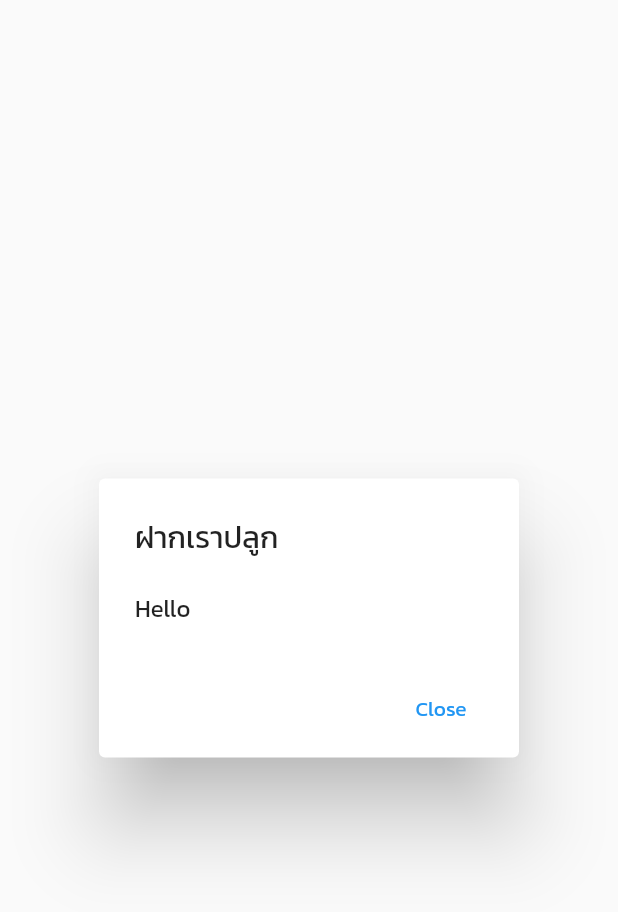
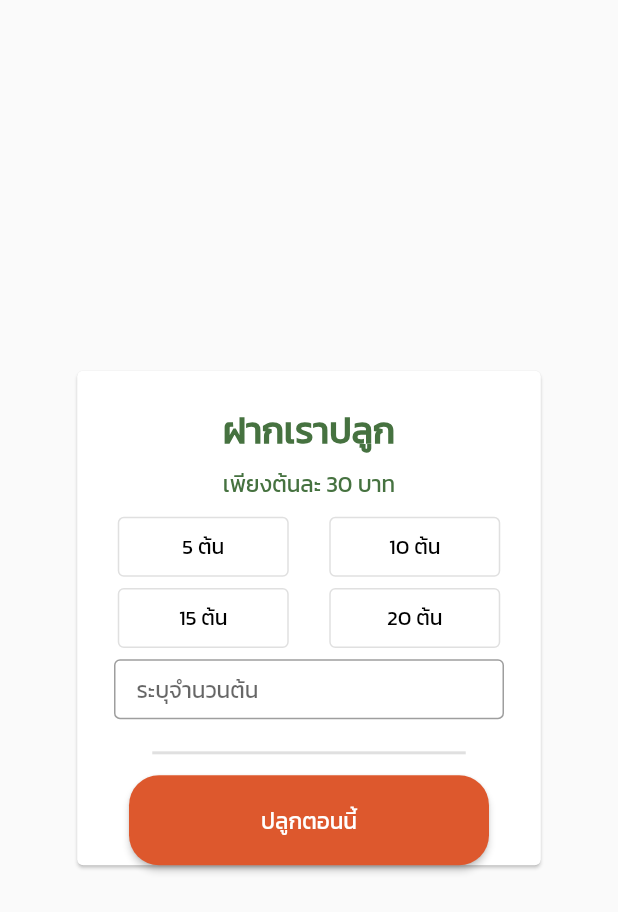
Before and after one commit to thanatat-wong/FarkPlookTree, a Flutter app: the FarkPlookDialog widget shown alone on an empty page, opened directly, on a phone screen of 412 x 824 dp. Shown: the top 912 px of the screen. Run offline on Flutter 3.47's test engine with Material 2 defaults, Android fonts, the phone set to English and light mode, and no system bars; our stand-ins replace firebase_auth, firebase_core, flutter_swiper, flutter_toggle_tab, google_sign_in, sliding_up_panel; missing offline and left inert: flutter_login_facebook; accounts and stored records are empty.

Commit message:
[UPDATE]: farkplook dialog

```diff
--- a/lib/components/farkPlookDialog.dart
+++ b/lib/components/farkPlookDialog.dart
@@ -3,24 +3,141 @@ import 'package:flutter/material.dart';
 class FarkPlookDialog extends StatelessWidget {
   @override
   Widget build(BuildContext context) {
-    return new AlertDialog(
-      title: const Text('ฝากเราปลูก'),
-      content: new Column(
-        mainAxisSize: MainAxisSize.min,
-        crossAxisAlignment: CrossAxisAlignment.start,
-        children: <Widget>[
-          Text("Hello"),
-        ],
+    return new Dialog(
+      shape: RoundedRectangleBorder(
+        borderRadius: BorderRadius.circular(15),
       ),
-      actions: <Widget>[
-        new FlatButton(
-          onPressed: () {
-            Navigator.of(context).pop();
-          },
-          textColor: Theme.of(context).primaryColor,
-          child: const Text('Close'),
+      elevation: 0,
+      backgroundColor: Colors.transparent,
+      child: Card(
+        child: Container(
+          width: MediaQuery.of(context).size.width * 0.75,
+          height: MediaQuery.of(context).size.height * 0.4,
+          child: Column(
+            children: [
+              Expanded(
+                  flex: 2,
+                  child: Container(
+                    alignment: Alignment.center,
+                    padding: EdgeInsets.only(top: 20),
+                    child: Text(
+                      "ฝากเราปลูก",
+                      style: TextStyle(
+                          fontSize: 24,
+                          color: Color(0xff467240),
+                          fontWeight: FontWeight.bold),
+                    ),
+                  )),
+              Expanded(
+                  flex: 1,
+                  child: Center(
+                    child: Text(
+                      "เพียงต้นละ 30 บาท",
+                      style: TextStyle(
+                        fontSize: 15,
+                        color: Color(0xff467240),
+                      ),
+                    ),
+                  )),
+              Expanded(
+                flex: 5,
+                child: Column(
+                  mainAxisAlignment: MainAxisAlignment.spaceEvenly,
+                  children: [
+                    Row(
+                      mainAxisAlignment: MainAxisAlignment.spaceEvenly,
+                      children: [
+                        Container(
+                          width: 114,
+                          height: 40,
+                          child: OutlinedButton(
+                            onPressed: () {},
+                            child: Text(
+                              "5 ต้น",
+                              style: TextStyle(color: Colors.black),
+                            ),
+                          ),
+                        ),
+                        Container(
+                          width: 114,
+                          height: 40,
+                          child: OutlinedButton(
+                            onPressed: () {},
+                            child: Text(
+                              "10 ต้น",
+                              style: TextStyle(color: Colors.black),
+                            ),
+                          ),
+                        ),
+                      ],
+                    ),
+                    Row(
+                      mainAxisAlignment: MainAxisAlignment.spaceEvenly,
+                      children: [
+                        Container(
+                          width: 114,
+                          height: 40,
+                          child: OutlinedButton(
+                            onPressed: () {},
+                            child: Text(
+                              "15 ต้น",
+                              style: TextStyle(color: Colors.black),
+                            ),
+                          ),
+                        ),
+                        Container(
+                          width: 114,
+                          height: 40,
+                          child: OutlinedButton(
+                            onPressed: () {},
+                            child: Text(
+                              "20 ต้น",
+                              style: TextStyle(color: Colors.black),
+                            ),
+                          ),
+                        ),
+                      ],
+                    ),
+                    Container(
+                        width: 260,
+                        height: 40,
+                        child: TextField(
+                          decoration: InputDecoration(
+                            contentPadding: EdgeInsets.only(top: 10, left: 15),
+                            border: OutlineInputBorder(),
+                            hintText: 'ระบุจำนวนต้น',
+                            hintStyle: TextStyle(fontSize: 15),
+                          ),
+                        ))
+                  ],
+                ),
+              ),
+              Expanded(
+                  flex: 1,
+                  child: Divider(
+                    thickness: 2,
+                    indent: 50,
+                    endIndent: 50,
+                  )),
+              Expanded(
+                flex: 2,
+                child: Container(
+                  width: 240,
+                  height: 40,
+                  child: RaisedButton(
+                    onPressed: () {},
+                    color: Color(0xffDD582D),
+                    textColor: Colors.white,
+                    shape: RoundedRectangleBorder(
+                        borderRadius: BorderRadius.circular(20)),
+                    child: Text('ปลูกตอนนี้', style: TextStyle(fontSize: 15)),
+                  ),
+                ),
+              ),
+            ],
+          ),
         ),
-      ],
+      ),
     );
   }
 }
--- a/lib/pages/homePage.dart
+++ b/lib/pages/homePage.dart
@@ -21,9 +21,6 @@ class _HomeState extends State<Home> {
   bool openpanel = false;
   @override
   Widget build(BuildContext context) {
-    final FirebaseAuth auth = FirebaseAuth.instance;
-    final User user = auth.currentUser;
-    final uid = user.uid;
     BorderRadiusGeometry radius = BorderRadius.only(
       topLeft: Radius.circular(25.0),
       topRight: Radius.circular(25.0),
@@ -34,22 +31,6 @@ class _HomeState extends State<Home> {
         appBar: AppBar(
           backgroundColor: Colors.transparent,
           elevation: 0.0,
-          actions: [
-            user.isAnonymous
-                ? IconButton(
-                    icon: Icon(Icons.logout),
-                    onPressed: () {
-                      auth.signOut();
-                    })
-                : IconButton(
-                    icon: Icon(Icons.settings),
-                    onPressed: () {
-                      Navigator.push(context, MaterialPageRoute<void>(
-                          builder: (BuildContext context) {
-                        return SettingPage();
-                      }));
-                    })
-          ],
         ),
         backgroundColor: Color(0xff3EAF51),
         body: SlidingUpPanel(
```
Also changed, not shown: 1 other file.
